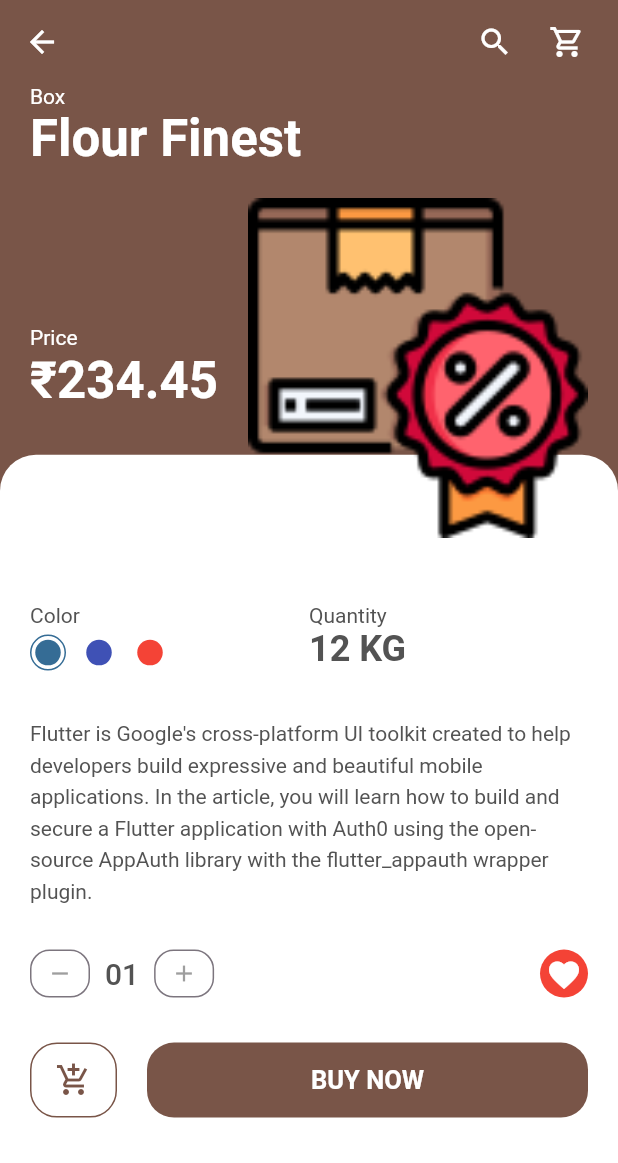
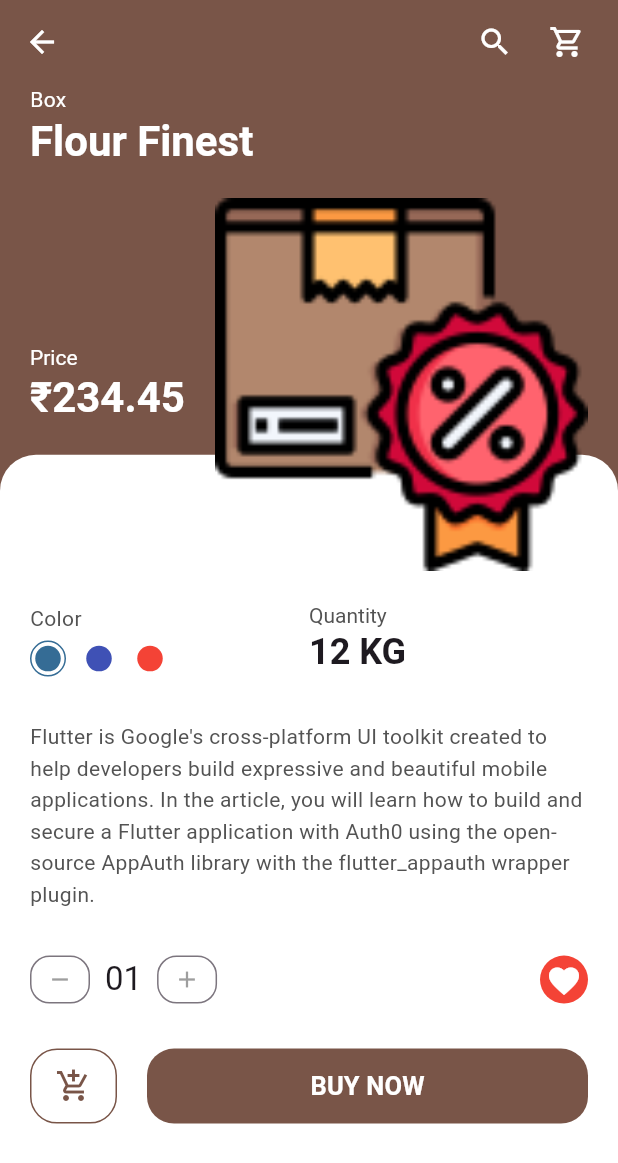
Before and after one commit to Marshal-GG/Pack-More, a Flutter app: the screen it shows once a user with an empty profile is signed in, after a tap on "Flour Finest", on a phone screen of 412 x 824 dp. Shown: the top 1163 px of the screen. Run offline on Flutter 3.47's test engine with Material 2 defaults, Android fonts, the phone set to English and light mode, and no system bars; our stand-ins replace cloud_firestore, curved_navigation_bar, datetime_picker_formfield, firebase_auth, firebase_core, flutter_svg and 4 more; accounts and stored records are empty; network calls fail.

Commit message:
added routing, and updated main file

```diff
--- a/lib/main.dart
+++ b/lib/main.dart
@@ -1,26 +1,13 @@
-import 'package:firebase_auth/firebase_auth.dart';
 import 'package:flutter/material.dart';
-import 'package:packmore/master_components/constants.dart';
-import 'package:firebase_core/firebase_core.dart';
-import 'package:packmore/screens/add_products_page/add_products.dart';
-import 'package:packmore/screens/bottom_navigation_bar/body.dart';
-import 'package:packmore/screens/cart/cart_screen.dart';
-import 'package:packmore/screens/login_setup/signup/complete_profile/components/signup_details_form.dart';
-import 'package:packmore/screens/login_setup/signup/complete_profile/signup_details_screen.dart';
-import 'package:packmore/screens/login_setup/signup/otp/otp_screen.dart';
-import 'package:packmore/screens/main_home_screen/home_screen.dart';
-import 'package:packmore/screens/profile/profile_screen.dart';
-import 'package:shared_preferences/shared_preferences.dart';
-import 'firebase_options.dart';
-import 'screens/login_setup/welcome/welcome_screen.dart';
-import 'screens/payment_pages_pages/credit_card.dart';
+import 'package:packmore/master_components/routes/router.dart';
+import 'package:packmore/master_components/widgets_wrapper.dart';
+import 'master_components/app_theme_data.dart';
+import 'master_components/routes/my_nav_observer.dart';
 
-//initializing the firebase
 Future main() async {
   WidgetsFlutterBinding.ensureInitialized();
-  await Firebase.initializeApp(
-    options: DefaultFirebaseOptions.currentPlatform,
-  );
+  //initialize app from different file
+  await initializeApp();
   runApp(const MyApp());
 }
 
@@ -32,69 +19,14 @@
   Widget build(BuildContext context) {
     return MaterialApp(
       debugShowCheckedModeBanner: false,
+      theme: appTheme,
       title: 'Pack More',
-      home:
-          FutureBuilder(
-            future: Firebase.initializeApp(
-              options: DefaultFirebaseOptions.currentPlatform,
-            ),
-            builder: (context, snapshot) {
-              if (snapshot.connectionState == ConnectionState.done) {
-                return StreamBuilder(
-                  stream: FirebaseAuth.instance.authStateChanges(),
-                  builder: (context, snapshot) {
-                    if (snapshot.hasData) {
-                      return const BottomNavigationBarPage();
-                    } else {
-                      return const WelcomeScreen();
-                    }
-                  },
-                );
-              } else {
-                return const Scaffold(
-                  body: Center(
-                    child: CircularProgressIndicator(),
-                  ),
-                );
-              }
-            },
-          ),
-          // const WelcomeScreen(),
-      // // const CartScreen(),
+      home: AuthWrapper(),
+      // const WelcomeScreen(),
       // const BottomNavigationBarPage(),
-      //To set default parameters accross the app
-      theme: ThemeData(
-        // brightness: Brightness.dark,
-        useMaterial3: true,
-        colorScheme: ColorScheme.fromSeed(seedColor: kPrimaryColor),
-        textTheme: Theme.of(context).textTheme.apply(bodyColor: kTextColor),
-        primarySwatch: Colors.grey,
-        scaffoldBackgroundColor: Colors.white,
-        //Button Theme
-        elevatedButtonTheme: ElevatedButtonThemeData(
-          style: ElevatedButton.styleFrom(
-            foregroundColor: kPrimaryLightColor,
-            backgroundColor: kPrimaryColor,
-            elevation: 0,
-            shape: const StadiumBorder(),
-            maximumSize: const Size(double.infinity, 56),
-            minimumSize: const Size(double.infinity, 56),
-          ),
-        ),
-        //Input Field Theme
-        inputDecorationTheme: const InputDecorationTheme(
-          filled: true,
-          fillColor: kPrimaryLightColor,
-          iconColor: kPrimaryColor,
-          prefixIconColor: kPrimaryColor,
-          contentPadding: EdgeInsets.symmetric(
-              horizontal: kDefaultPaddin, vertical: kDefaultPaddin),
-          border: OutlineInputBorder(
-            borderRadius: BorderRadius.all(Radius.circular(30)),
-            borderSide: BorderSide.none,
-          ),
-        ),
-      ),
+      initialRoute: "/",
+      onGenerateRoute: generateRoute,
+      navigatorObservers: [MyNavigatorObserver()],
     );
   }
 }
--- /dev/null
+++ b/lib/master_components/app_theme_data.dart
@@ -0,0 +1,35 @@
+import 'package:flutter/material.dart';
+import 'package:packmore/master_components/constants.dart';
+
+final ThemeData appTheme = ThemeData(
+  // brightness: Brightness.dark,
+  useMaterial3: true,
+  colorScheme: ColorScheme.fromSeed(seedColor: kPrimaryColor),
+  textTheme: const TextTheme(bodyMedium: TextStyle(color: kTextColor)),
+  primarySwatch: Colors.grey,
+  scaffoldBackgroundColor: Colors.white,
+  //Button Theme
+  elevatedButtonTheme: ElevatedButtonThemeData(
+    style: ElevatedButton.styleFrom(
+      foregroundColor: kPrimaryLightColor,
+      backgroundColor: kPrimaryColor,
+      elevation: 0,
+      shape: const StadiumBorder(),
+      maximumSize: const Size(double.infinity, 56),
+      minimumSize: const Size(double.infinity, 56),
+    ),
+  ),
+  //Input Field Theme
+  inputDecorationTheme: const InputDecorationTheme(
+    filled: true,
+    fillColor: kPrimaryLightColor,
+    iconColor: kPrimaryColor,
+    prefixIconColor: kPrimaryColor,
+    contentPadding:
+        EdgeInsets.symmetric(horizontal: kDefaultPaddin, vertical: kDefaultPaddin),
+    border: OutlineInputBorder(
+      borderRadius: BorderRadius.all(Radius.circular(30)),
+      borderSide: BorderSide.none,
+    ),
+  ),
+);
--- /dev/null
+++ b/lib/master_components/routes/my_nav_observer.dart
@@ -0,0 +1,39 @@
+import 'package:flutter/material.dart';
+import 'package:firebase_auth/firebase_auth.dart';
+
+class MyNavigatorObserver extends NavigatorObserver {
+  final FirebaseAuth _firebaseAuth = FirebaseAuth.instance;
+
+  @override
+  void didPush(Route<dynamic> route, Route<dynamic>? previousRoute) {
+    super.didPush(route, previousRoute);
+    String routeName = _getRouteName(route);
+    print('Pushed route: $routeName');
+    String? currentUserID = _getCurrentUserID();
+    if (currentUserID != null && _isProtectedRoute(routeName)) {
+      print('User $currentUserID accessed a protected route.');
+      // Perform some action, such as logging the incident or redirecting to a login page.
+    }
+  }
+
+  @override
+  void didPop(Route<dynamic> route, Route<dynamic>? previousRoute) {
+    super.didPop(route, previousRoute);
+    String routeName = _getRouteName(route);
+    print('Popped route: $routeName');
+  }
+
+  String _getRouteName(Route<dynamic> route) {
+    return route.settings.name ?? 'Unnamed route';
+  }
+
+  String? _getCurrentUserID() {
+    User? currentUser = _firebaseAuth.currentUser;
+    return currentUser?.uid;
+  }
+
+  bool _isProtectedRoute(String routeName) {
+    // Check if the route is a protected route, e.g. a route that requires authentication.
+    return routeName.startsWith('/protected/');
+  }
+}
--- /dev/null
+++ b/lib/master_components/routes/router.dart
@@ -0,0 +1,25 @@
+import 'package:flutter/material.dart';
+import 'package:packmore/master_components/widgets_wrapper.dart';
+import 'package:packmore/screens/login_setup/welcome/welcome_screen.dart';
+
+Route<dynamic> generateRoute(RouteSettings settings) {
+  switch (settings.name) {
+    case '/':
+      return MaterialPageRoute(builder: (_) => AuthWrapper());
+    case '/welcome':
+      return MaterialPageRoute(builder: (_) => const WelcomeScreen());
+    case '/bottom_nav':
+      return MaterialPageRoute(
+          builder: (_) => BottomNavigationBar(
+                items: [],
+              ));
+    default:
+      return MaterialPageRoute(
+        builder: (_) => const Scaffold(
+          body: Center(
+            child: Text('Page not found'),
+          ),
+        ),
+      );
+  }
+}
--- /dev/null
+++ b/lib/master_components/widgets_wrapper.dart
@@ -0,0 +1,48 @@
+import 'package:firebase_auth/firebase_auth.dart';
+import 'package:flutter/material.dart';
+import 'package:fluttertoast/fluttertoast.dart';
+import 'package:get_it/get_it.dart';
+import 'package:packmore/firebase_options.dart';
+import 'package:packmore/master_components/services/firebase_services.dart';
+import 'package:packmore/screens/bottom_navigation_bar/body.dart';
+import 'package:packmore/screens/login_setup/welcome/welcome_screen.dart';
+import 'package:firebase_core/firebase_core.dart';
+
+class AuthWrapper extends StatelessWidget {
+  const AuthWrapper({Key? key}) : super(key: key);
+
+  @override
+  Widget build(BuildContext context) {
+    return StreamBuilder(
+      stream: FirebaseAuth.instance.authStateChanges(),
+      builder: (context, snapshot) {
+        if (snapshot.connectionState == ConnectionState.waiting) {
+          return const Center(
+            child: CircularProgressIndicator(),
+          );
+        }
+        if (snapshot.hasData) {
+          return const BottomNavigationBarPage();
+        } else {
+          return const WelcomeScreen();
+        }
+      },
+    );
+  }
+}
+
+Future<void> initializeApp() async {
+  try {
+    await Firebase.initializeApp(
+      options: DefaultFirebaseOptions.currentPlatform);
+    GetIt.instance.registerSingleton<FirebaseService>(FirebaseService());
+  } catch (e) {
+    Fluttertoast.showToast(
+      msg: 'Failed to initialize Firebase: $e',
+      toastLength: Toast.LENGTH_LONG,
+      gravity: ToastGravity.BOTTOM,
+      backgroundColor: Colors.red,
+      textColor: Colors.white,
+    );
+  }
+}
```
Also changed, not shown: lib/master_components/constants.dart (+7 -2 lines), lib/master_components/services/firebase_services.dart (added, +62 -0 lines).
